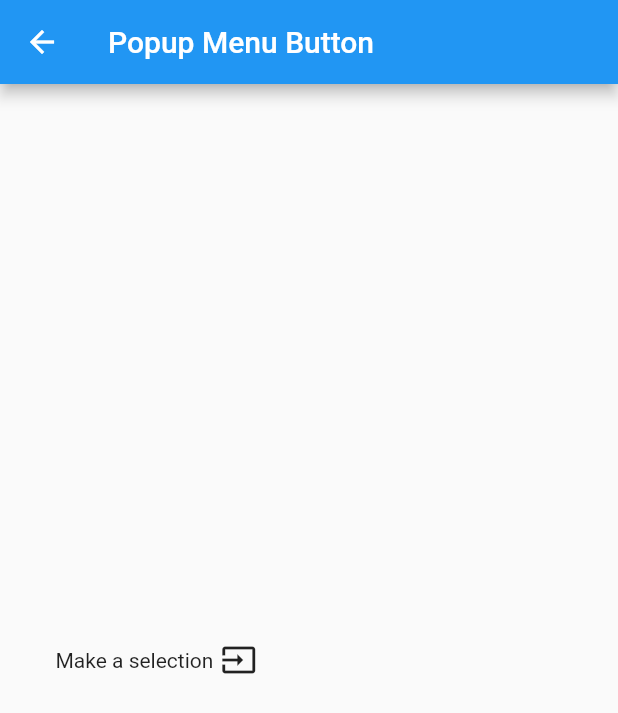
After one commit to shahidbits/flutter_guide, a Flutter app: the HomeIntermediate screen opened by its route, after a tap on "Popup Menu Button", on a phone screen of 412 x 824 dp. The commit adds this screen. Shown: the top 713 px of the screen. Run offline on Flutter 3.47's test engine with Material 2 defaults, Android fonts, the phone set to English and light mode, and no system bars.

Commit message:
Added basic widgets under intermediate

```diff
--- a/lib/screens/homeIntermediate.dart
+++ b/lib/screens/homeIntermediate.dart
@@ -16,7 +16,7 @@ class HomeIntermediate extends StatelessWidget {
                 new Container(
                   padding: new EdgeInsets.all(10.0),
                   child: new Text(
-                    'Button Widgets',
+                    'Basic Widgets',
                     style: new TextStyle(
                       fontWeight: FontWeight.bold,
                     ),
@@ -25,9 +25,25 @@ class HomeIntermediate extends StatelessWidget {
                 new Column(
                   children: <Widget>[
                     new RaisedButton(
-                        child: new Text('Raised Button'),
+                        child: new Text('Tooltips'),
                         onPressed: () {
-                          Navigator.of(context).pushNamed('/RaisedButton');
+                          Navigator.of(context).pushNamed('/Tooltips');
+                        }),
+                    new RaisedButton(
+                        child: new Text('Chips and Keys'),
+                        onPressed: () {
+                          Navigator.of(context).pushNamed('/ChipsAndKeys');
+                        }),
+                    new RaisedButton(
+                        child: new Text('Sliders and Indicators'),
+                        onPressed: () {
+                          Navigator.of(context)
+                              .pushNamed('/SlidersAndIndicators');
+                        }),
+                    new RaisedButton(
+                        child: new Text('Popup Menu Button'),
+                        onPressed: () {
+                          Navigator.of(context).pushNamed('/PopupMenuButton');
                         }),
                   ],
                 ),
--- /dev/null
+++ b/lib/screens/intermediate/screenPopMenuButton.dart
@@ -0,0 +1,66 @@
+import 'package:flutter/material.dart';
+
+class ScreenPopMenuButton extends StatefulWidget {
+  @override
+  _State createState() => _State();
+}
+
+enum Animal { Cat, Dog, Sparrow, Fish }
+
+class _State extends State<ScreenPopMenuButton> {
+  Animal _selected = Animal.Cat;
+  String _value = 'Make a selection';
+  List _list = new List();
+
+  void _onSelected(Animal animal) {
+    setState(() {
+      _selected = animal;
+      _value = 'You have selected ${_getDisplay(animal)}.';
+    });
+  }
+
+  String _getDisplay(Animal animal) {
+    int index = animal.toString().indexOf('.');
+    index++;
+    return animal.toString().substring(index);
+  }
+
+  @override
+  void initState() {
+    for (Animal animal in Animal.values) {
+      _list.add(new PopupMenuItem(
+        child: new Text(_getDisplay(animal)),
+        value: animal,
+      ));
+    }
+  }
+
+  @override
+  Widget build(BuildContext context) {
+    return new Scaffold(
+      appBar: new AppBar(
+        title: new Text('Popup Menu Button'),
+      ),
+      body: new Center(
+        child: (new Container(
+          padding: EdgeInsets.all(32.0),
+          child: new Row(
+            children: <Widget>[
+              new Container(
+                padding: EdgeInsets.all(5.0),
+                child: new Text(_value),
+              ),
+              new PopupMenuButton<Animal>(
+                child: new Icon(Icons.input),
+                initialValue: Animal.Cat,
+                onSelected: _onSelected,
+                itemBuilder: (BuildContext context) {
+                  return _list;
+                },),
+            ],
+          ),
+        )),
+      ),
+    );
+  }
+}
```
Also changed, not shown: lib/main.dart (+9 -0 lines), lib/screens/intermediate/screenChipsAndKeys.dart (added, +82 -0 lines), lib/screens/intermediate/screenSlidersAndIndicators.dart (added, +49 -0 lines), lib/screens/intermediate/screenTooltips.dart (added, +36 -0 lines).
